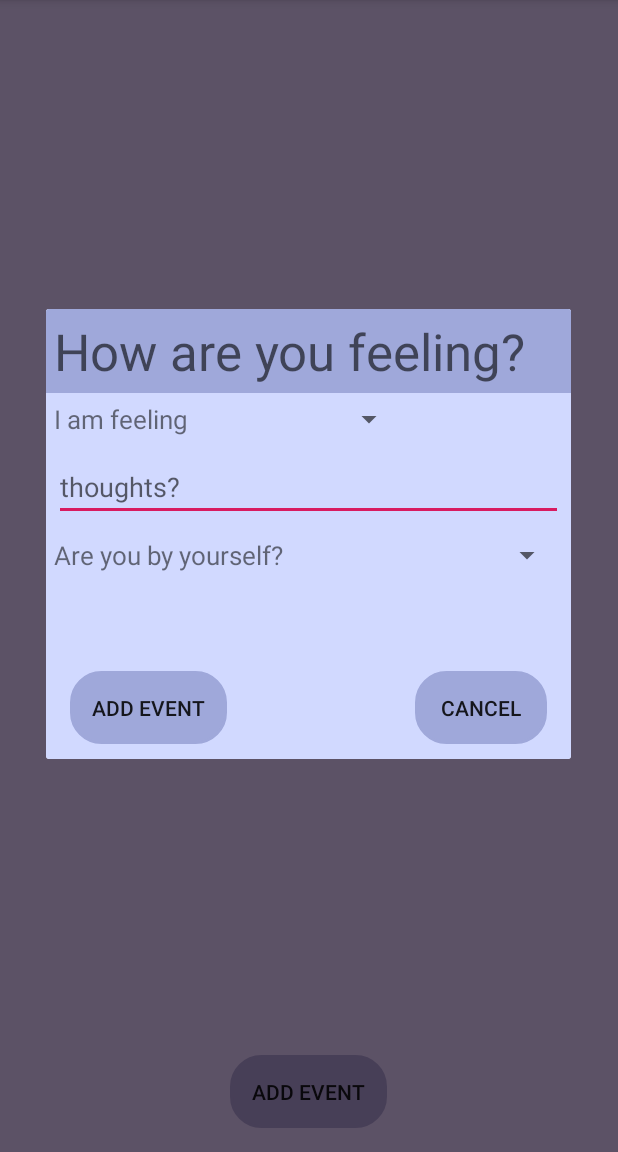
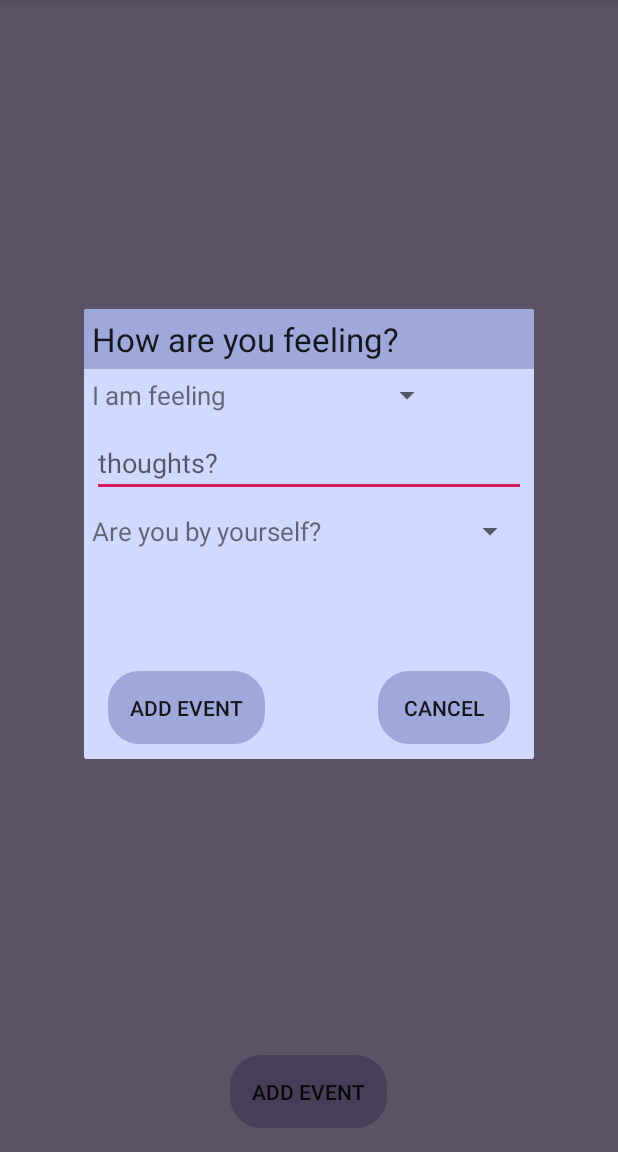
Before and after one commit to CMPUT301F19T31/NeedArraysBoss, an Android app: the screen it shows after launch (MainActivity), after a tap on "ADD EVENT", on a phone screen of 412 x 824 dp, the part 84-1236 px from its top. Run offline under Robolectric (Android 15) with nearby library versions, the light colour scheme and no system bars.

Commit message:
Completed skeleton for project

```diff
--- a/app/src/main/java/com/example/moodio/MainActivity.java
+++ b/app/src/main/java/com/example/moodio/MainActivity.java
@@ -5,18 +5,26 @@ import androidx.appcompat.app.AppCompatActivity;
 import android.app.Dialog;
 import android.os.Bundle;
 import android.view.View;
+import android.widget.AdapterView;
 import android.widget.ArrayAdapter;
 import android.widget.Button;
 import android.widget.EditText;
+import android.widget.ListView;
 import android.widget.Spinner;
-import android.widget.TextView;
+import android.widget.Toast;
+import java.text.SimpleDateFormat;
+import java.util.Date;
 
 import java.util.ArrayList;
 
-public class MainActivity extends AppCompatActivity {
+public class MainActivity extends AppCompatActivity implements AdapterView.OnItemSelectedListener {
 
     Dialog dialog;
-    ArrayList<Mood> moodHistory;
+    private ArrayList<Mood> moodHistory;
+    private ArrayList<String> moodHistoryStr;
+    private ArrayAdapter<String> moodHistoryAdapter;
+    private String feeling = "", socialState = "";
+    ListView lv;
 
     @Override
     protected void onCreate(Bundle savedInstanceState) {
@@ -24,39 +32,56 @@ public class MainActivity extends AppCompatActivity {
         setContentView(R.layout.activity_main);
 
         dialog = new Dialog(this);
+        moodHistory = new ArrayList<Mood>();
+        moodHistoryStr = new ArrayList<>();
+        moodHistoryAdapter = new ArrayAdapter<>(this, android.R.layout.simple_list_item_1, moodHistoryStr);
+        lv = findViewById(R.id.moodList);
+        lv.setAdapter(moodHistoryAdapter);
     }
 
     public void createMoodEvent(View view) {
-        dialog.setContentView(R.layout.addmoodevent);
+        dialog.setContentView(R.layout.addmoodevent); //opens the pop window
 
-        String[] feelingArray = {"", "happy", "excited", "hopeful", "satisfied", "sad", "angry", "frustrated", "confused", "hopeless", "lonely"};
-        String[] socialStateArray = {"", "alone", "with one person", "with two or more people", "with a crowd"};
+        Spinner feelingSpinner = (Spinner) dialog.findViewById(R.id.feelingSpinner);
+        feelingSpinner.setOnItemSelectedListener(this);
 
-        Spinner spinner = (Spinner) dialog.findViewById(R.id.feelingSpinner);
-        ArrayAdapter<String> feelingSpinner  = new ArrayAdapter<String>(this, android.R.layout.simple_spinner_item, feelingArray);
-        feelingSpinner.setDropDownViewResource(android.R.layout.simple_spinner_dropdown_item);
-        spinner.setAdapter(feelingSpinner);
+        Spinner socialStateSpinner = (Spinner) dialog.findViewById(R.id.socialStateSpinner);
+        socialStateSpinner.setOnItemSelectedListener(this);
 
-        spinner = (Spinner) dialog.findViewById(R.id.socialStateSpinner);
-        ArrayAdapter<String> socialStateSpinner = new ArrayAdapter<String>(this, android.R.layout.simple_spinner_item, socialStateArray);
-        socialStateSpinner.setDropDownViewResource(android.R.layout.simple_spinner_dropdown_item);
-        spinner.setAdapter(socialStateSpinner);
-
-        Button addEventBtn = findViewById(R.id.addEventBtn);
+        Button addEventBtn = dialog.findViewById(R.id.addMoodEvent);
         addEventBtn.setOnClickListener(new View.OnClickListener() {
             @Override
             public void onClick(View view) {
                 EditText et = dialog.findViewById(R.id.reasonET);
                 String reason = et.getText().toString();
+                SimpleDateFormat datetime = new SimpleDateFormat("(yyyy/MM/dd) 'at' HH:mm");
+                String datetimeStr = datetime.format(new Date());
 
-                Mood newMood = new Mood(reason);
+                if(!feeling.equals("") && !socialState.equals("")) {
+                    Mood newMood;
 
-                moodHistory.add(newMood);
-                dialog.dismiss();
+                    if (reason == null) {
+                        newMood = new Mood(feeling, socialState, datetimeStr);
+                    } else {
+                        newMood = new Mood(feeling, socialState, datetimeStr, reason);
+                    }
+                    moodHistory.add(newMood);
+                    moodHistoryStr.add(newMood.toString());
+
+                    feeling = "";
+                    socialState = "";
+                    dialog.dismiss();   //closes the pop up window
+                    moodHistoryAdapter.notifyDataSetChanged();
+
+                } else if (feeling.equals("")) {
+                    Toast.makeText(dialog.getContext(), "Please select how you feel", Toast.LENGTH_LONG).show();
+                } else if (socialState.equals("")) {
+                    Toast.makeText(dialog.getContext(), "Please select a social state", Toast.LENGTH_LONG).show();
+                }
             }
         });
 
-        Button clearEventBtn = findViewById(R.id.clearMoodEvent);
+        Button clearEventBtn = dialog.findViewById(R.id.clearMoodEvent);
         clearEventBtn.setOnClickListener(new View.OnClickListener() {
             @Override
             public void onClick(View view) {
@@ -66,4 +91,18 @@ public class MainActivity extends AppCompatActivity {
 
         dialog.show();
     }
+
+    @Override
+    public void onItemSelected(AdapterView<?> adapterView, View view, int i, long l) {
+        if(adapterView.getId() == R.id.feelingSpinner)
+            feeling = adapterView.getItemAtPosition(i).toString();
+        else if(adapterView.getId() == R.id.socialStateSpinner)
+            socialState = adapterView.getItemAtPosition(i).toString();
+
+    }
+
+    @Override
+    public void onNothingSelected(AdapterView<?> adapterView) {
+
+    }
 }
--- a/app/src/main/res/layout/addmoodevent.xml
+++ b/app/src/main/res/layout/addmoodevent.xml
@@ -1,15 +1,15 @@
 <?xml version="1.0" encoding="utf-8"?>
 <RelativeLayout xmlns:android="http://schemas.android.com/apk/res/android"
-    android:layout_width="350dp" android:layout_height="300dp" android:layout_gravity="center" android:background="#d1d9ff">
+    android:layout_width="300dp" android:layout_height="300dp" android:layout_gravity="center" android:background="#d1d9ff">
 
     <TextView
+        android:id="@+id/moodEventIntro"
         android:layout_width="match_parent"
         android:layout_height="wrap_content"
-        android:id="@+id/moodEventIntro"
+        android:background="#9fa8da"
+        android:padding="5dp"
         android:text="@string/moodEventIntro"
-        android:textAppearance="@style/TextAppearance.AppCompat.Display1"
-        android:background="#9fa8da"
-        android:padding="5dp"/>
+        android:textAppearance="@style/TextAppearance.AppCompat.Large" />
 
     <TextView
         android:layout_width="wrap_content"
@@ -24,6 +24,7 @@
         android:layout_width="wrap_content"
         android:layout_height="wrap_content"
         android:id="@+id/feelingSpinner"
+        android:entries="@array/feelings"
         android:layout_below="@id/moodEventIntro"
         android:layout_toRightOf="@id/feelingTV"
         android:layout_margin="5dp"/>
@@ -51,6 +52,7 @@
         android:layout_width="wrap_content"
         android:layout_height="wrap_content"
         android:id="@+id/socialStateSpinner"
+        android:entries="@array/socialStates"
         android:layout_below="@id/reasonET"
         android:layout_toRightOf="@id/socialStateTV"
         android:layout_margin="5dp"/>
--- a/app/src/main/res/values/strings.xml
+++ b/app/src/main/res/values/strings.xml
@@ -7,4 +7,28 @@
     <string name="feelingTV">I am feeling</string>
     <string name="reasonET">thoughts?</string>
     <string name="socialStateTV">Are you by yourself?</string>
+
+    private String[] feelingArray = {"", "happy", "excited", "hopeful", "satisfied", "sad", "angry", "frustrated", "confused", "hopeless", "lonely"};
+    private String[] socialStateArray = {"", "alone", "with one person", "with two or more people", "with a crowd"};
+    <string-array name="feelings" >
+        <item></item>
+        <item>happy</item>
+        <item>excited</item>
+        <item>hopeful</item>
+        <item>satisfied</item>
+        <item>sad</item>
+        <item>angry</item>
+        <item>frustrated</item>
+        <item>confused</item>
+        <item>hopeless</item>
+        <item>lonely</item>
+    </string-array>
+
+    <string-array name="socialStates" >
+        <item></item>
+        <item>alone</item>
+        <item>with one person</item>
+        <item>with two or more people</item>
+        <item>with a crowd</item>
+    </string-array>
 </resources>
```
Also changed, not shown: app/src/main/java/com/example/moodio/Mood.java (+18 -3 lines).
